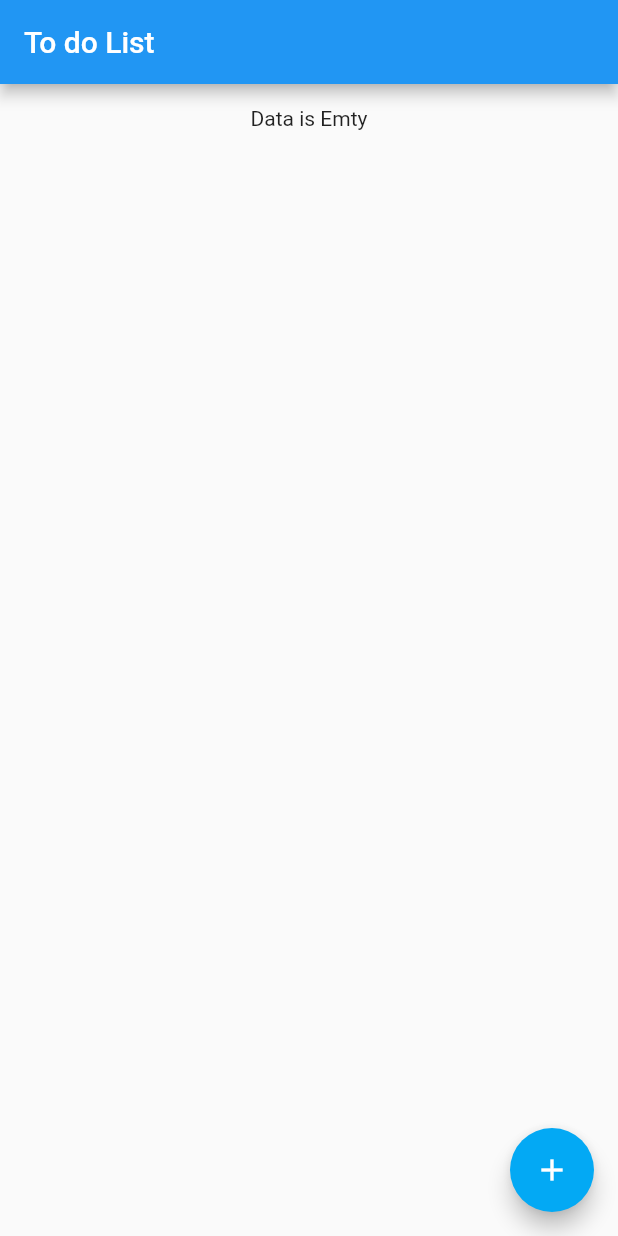
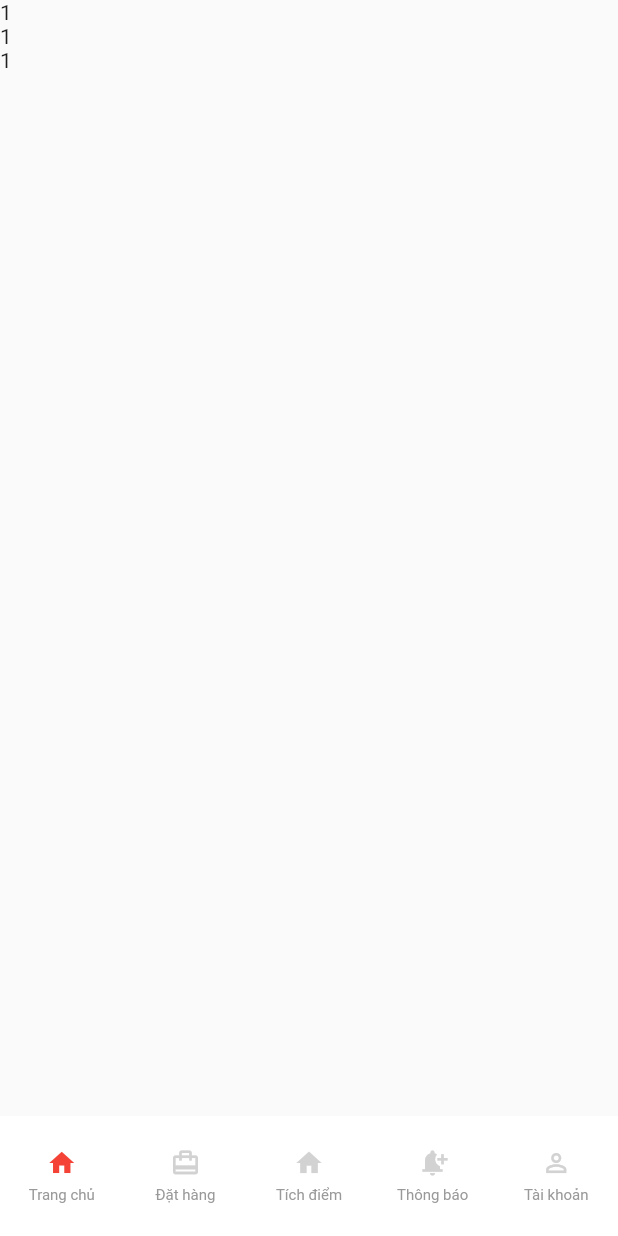
Before and after one commit to HoangNgocThang/DemoFlutter, a Flutter app: the screen it shows after launch, on a phone screen of 412 x 824 dp. Run offline on Flutter 3.47's test engine with Material 2 defaults, Android fonts, the phone set to English and light mode, and no system bars; our stand-ins replace flutter_redux, redux; missing offline and left inert: dart:ffi.

Commit message:
create nhuahvt_home_screen  + bottom bar navigation

```diff
--- a/lib/main.dart
+++ b/lib/main.dart
@@ -3,6 +3,7 @@ import 'package:flutter_redux/flutter_redux.dart';
 import 'package:my_app/provider/config_server_provider.dart';
 import 'package:my_app/screens/home-screen.dart';
 import 'package:my_app/screens/login-screen.dart';
+import 'package:my_app/screens/nhuahvt_home_screen.dart';
 import 'package:my_app/screens/test-form-screen.dart';
 import 'package:my_app/screens/test-provider-screen.dart';
 import 'package:my_app/screens/test-redux-screen.dart';
@@ -65,10 +66,11 @@ class MyApp extends StatelessWidget {
             '/test-redux': (context) => TestReduxScreen(),
             '/test-call-api': (context) => TestCallApiScreen(),
             '/test-json':(context) => TestSerialozationJsonScreen(),
-            '/test-form': (context) => TestFormScreen()
+            '/test-form': (context) => TestFormScreen(),
+            '/nhuahvt-home': (context) => NhuahvtHomeScreen()
           },
           // initialRoute: '/test-redux',
-          initialRoute: '/home',
+          initialRoute: '/nhuahvt-home',
           // initialRoute: '/test-provider',
           // initialRoute: '/test-call-api',
           // initialRoute: '/test-form',
--- /dev/null
+++ b/lib/screens/nhuahvt_home_screen.dart
@@ -0,0 +1,163 @@
+import 'dart:ffi';
+
+import 'package:flutter/material.dart';
+import 'package:flutter/src/widgets/framework.dart';
+import 'package:flutter/src/widgets/placeholder.dart';
+
+class NhuahvtHomeScreen extends StatefulWidget {
+  const NhuahvtHomeScreen({super.key});
+
+  @override
+  State<NhuahvtHomeScreen> createState() => _NhuahvtHomeScreenState();
+}
+
+class _NhuahvtHomeScreenState extends State<NhuahvtHomeScreen> {
+  int _selectedIndex = 0;
+  static const TextStyle optionStyle =
+      TextStyle(fontSize: 30, fontWeight: FontWeight.bold);
+  static const List<Widget> _widgetOptions = <Widget>[
+    Text(
+      'Index 0: Home',
+      style: optionStyle,
+    ),
+    Text(
+      'Index 1: Business',
+      style: optionStyle,
+    ),
+    Text(
+      'Index 2: School',
+      style: optionStyle,
+    ),
+  ];
+
+  void _onItemTapped(int index) {
+    setState(() {
+      _selectedIndex = index;
+    });
+  }
+
+  Widget buildBottomBar() {
+    return BottomNavigationBar(
+      items: const <BottomNavigationBarItem>[
+        BottomNavigationBarItem(
+          icon: Icon(
+            size: 20,
+            Icons.home,
+            color: Color(0xffD2D2D2),
+          ),
+          label: 'Trang chủ',
+        ),
+        BottomNavigationBarItem(
+          icon: Icon(
+            size: 20,
+            Icons.business,
+            color: Color(0xffD2D2D2),
+          ),
+          label: 'Đặt hàng',
+        ),
+        BottomNavigationBarItem(
+          icon: Icon(
+            size: 20,
+            Icons.school,
+            color: Color(0xffD2D2D2),
+          ),
+          label: 'Tích điểm',
+        ),
+        BottomNavigationBarItem(
+          icon: Icon(
+            size: 20,
+            Icons.school,
+            color: Color(0xffD2D2D2),
+          ),
+          label: 'Thông báo',
+        ),
+        BottomNavigationBarItem(
+          icon: Icon(
+            size: 20,
+            Icons.perm_identity,
+            color: Color(0xffD2D2D2),
+          ),
+          label: 'Tài khoản',
+        ),
+      ],
+      currentIndex: _selectedIndex,
+      selectedItemColor: Colors.amber[800],
+      onTap: _onItemTapped,
+      backgroundColor: Colors.white,
+      type: BottomNavigationBarType.fixed,
+    );
+  }
+
+  Widget buildBottomBarItem(
+      String title, IconData icon, bool isSelected, int index) {
+    return Expanded(
+      child: InkWell(
+        onTap: () {
+          setState(() {
+            _selectedIndex = index;
+          });
+        },
+        child: Container(
+          child: Column(
+            crossAxisAlignment: CrossAxisAlignment.center,
+            mainAxisAlignment: MainAxisAlignment.center,
+            children: [
+              Icon(
+                size: 20,
+                icon,
+                color: isSelected ? Colors.red : const Color(0xffD2D2D2),
+              ),
+              SizedBox(
+                height: 6,
+              ),
+              Text(
+                title,
+                style: TextStyle(color: Color(0xff999999), fontSize: 10),
+              )
+            ],
+          ),
+        ),
+      ),
+    );
+  }
+
+  Widget buildBottomBar2() {
+    return Container(
+      height: 80,
+      decoration: const BoxDecoration(
+        color: Colors.white,
+        borderRadius: BorderRadius.only(
+            // topLeft: Radius.circular(20),
+            // topRight: Radius.circular(20),
+            ),
+      ),
+      child: Row(children: [
+        buildBottomBarItem(
+            'Trang chủ', Icons.home, _selectedIndex == 0 ? true : false, 0),
+        buildBottomBarItem("Đặt hàng", Icons.card_travel,
+            _selectedIndex == 1 ? true : false, 1),
+        buildBottomBarItem(
+            "Tích điểm", Icons.home, _selectedIndex == 2 ? true : false, 2),
+        buildBottomBarItem("Thông báo", Icons.notification_add,
+            _selectedIndex == 3 ? true : false, 3),
+        buildBottomBarItem("Tài khoản", Icons.perm_identity,
+            _selectedIndex == 4 ? true : false, 4),
+      ]),
+    );
+  }
+
+  @override
+  Widget build(BuildContext context) {
+    return Scaffold(
+      bottomNavigationBar: buildBottomBar2(),
+      body: SafeArea(
+          child: ListView(
+        children: [
+          Text('1'),
+          Text('1'),
+          Text('1'),
+        ],
+      )),
+    );
+  }
+}
```
